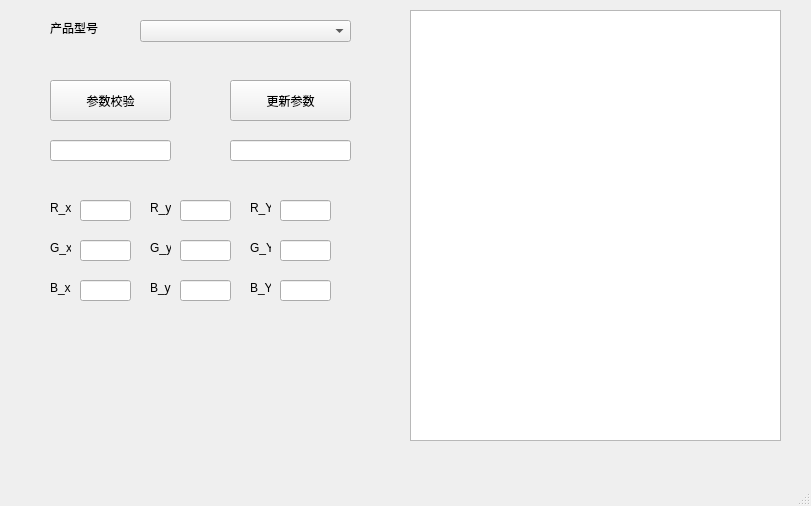
This is ParameterRead.ui in God-Flys/Parameter_Check as Qt 5 draws it before an edit. The edited form follows.
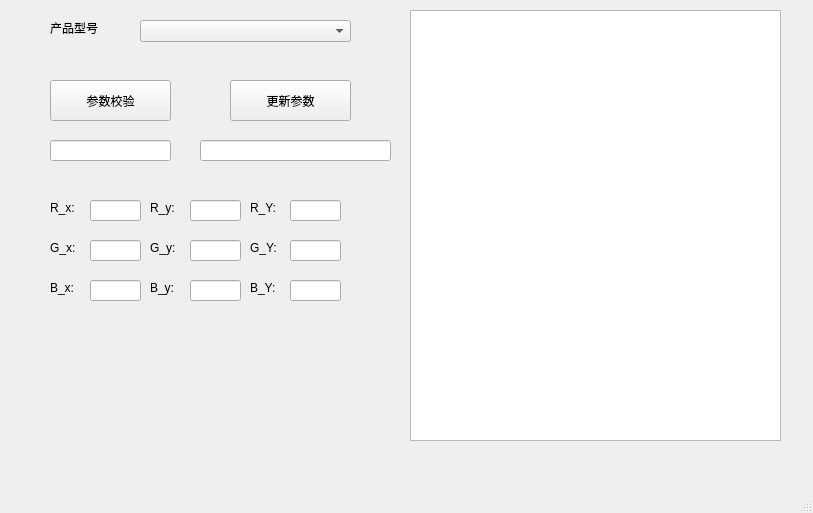
This is the edited form.

```diff
--- a/ParameterRead.ui
+++ b/ParameterRead.ui
@@ -6,8 +6,8 @@
    <rect>
     <x>0</x>
     <y>0</y>
-    <width>811</width>
-    <height>506</height>
+    <width>813</width>
+    <height>513</height>
    </rect>
   </property>
   <property name="windowTitle">
@@ -63,9 +63,9 @@
    <widget class="QLineEdit" name="lineEdit_2">
     <property name="geometry">
      <rect>
-      <x>230</x>
+      <x>200</x>
       <y>140</y>
-      <width>121</width>
+      <width>191</width>
       <height>21</height>
      </rect>
     </property>
@@ -75,7 +75,7 @@
      <rect>
       <x>50</x>
       <y>20</y>
-      <width>54</width>
+      <width>81</width>
       <height>16</height>
      </rect>
     </property>
@@ -98,7 +98,7 @@
      <rect>
       <x>50</x>
       <y>200</y>
-      <width>21</width>
+      <width>31</width>
       <height>16</height>
      </rect>
     </property>
@@ -109,7 +109,7 @@
    <widget class="QLineEdit" name="lineEdit_4">
     <property name="geometry">
      <rect>
-      <x>80</x>
+      <x>90</x>
       <y>200</y>
       <width>51</width>
       <height>21</height>
@@ -121,7 +121,7 @@
      <rect>
       <x>150</x>
       <y>200</y>
-      <width>21</width>
+      <width>31</width>
       <height>16</height>
      </rect>
     </property>
@@ -132,7 +132,7 @@
    <widget class="QLineEdit" name="lineEdit_5">
     <property name="geometry">
      <rect>
-      <x>180</x>
+      <x>190</x>
       <y>200</y>
       <width>51</width>
       <height>21</height>
@@ -144,7 +144,7 @@
      <rect>
       <x>250</x>
       <y>200</y>
-      <width>21</width>
+      <width>31</width>
       <height>16</height>
      </rect>
     </property>
@@ -155,7 +155,7 @@
    <widget class="QLineEdit" name="lineEdit_6">
     <property name="geometry">
      <rect>
-      <x>280</x>
+      <x>290</x>
       <y>200</y>
       <width>51</width>
       <height>21</height>
@@ -165,7 +165,7 @@
    <widget class="QLineEdit" name="lineEdit_7">
     <property name="geometry">
      <rect>
-      <x>280</x>
+      <x>290</x>
       <y>240</y>
       <width>51</width>
       <height>21</height>
@@ -177,7 +177,7 @@
      <rect>
       <x>150</x>
       <y>240</y>
-      <width>21</width>
+      <width>31</width>
       <height>16</height>
      </rect>
     </property>
@@ -188,7 +188,7 @@
    <widget class="QLineEdit" name="lineEdit_8">
     <property name="geometry">
      <rect>
-      <x>180</x>
+      <x>190</x>
       <y>240</y>
       <width>51</width>
       <height>21</height>
@@ -200,7 +200,7 @@
      <rect>
       <x>50</x>
       <y>240</y>
-      <width>21</width>
+      <width>31</width>
       <height>16</height>
      </rect>
     </property>
@@ -211,7 +211,7 @@
    <widget class="QLineEdit" name="lineEdit_9">
     <property name="geometry">
      <rect>
-      <x>80</x>
+      <x>90</x>
       <y>240</y>
       <width>51</width>
       <height>21</height>
@@ -223,7 +223,7 @@
      <rect>
       <x>250</x>
       <y>240</y>
-      <width>21</width>
+      <width>31</width>
       <height>16</height>
      </rect>
     </property>
@@ -234,7 +234,7 @@
    <widget class="QLineEdit" name="lineEdit_10">
     <property name="geometry">
      <rect>
-      <x>280</x>
+      <x>290</x>
       <y>280</y>
       <width>51</width>
       <height>21</height>
@@ -246,7 +246,7 @@
      <rect>
       <x>150</x>
       <y>280</y>
-      <width>21</width>
+      <width>31</width>
       <height>16</height>
      </rect>
     </property>
@@ -257,7 +257,7 @@
    <widget class="QLineEdit" name="lineEdit_11">
     <property name="geometry">
      <rect>
-      <x>180</x>
+      <x>190</x>
       <y>280</y>
       <width>51</width>
       <height>21</height>
@@ -269,7 +269,7 @@
      <rect>
       <x>50</x>
       <y>280</y>
-      <width>21</width>
+      <width>31</width>
       <height>16</height>
      </rect>
     </property>
@@ -280,7 +280,7 @@
    <widget class="QLineEdit" name="lineEdit_12">
     <property name="geometry">
      <rect>
-      <x>80</x>
+      <x>90</x>
       <y>280</y>
       <width>51</width>
       <height>21</height>
@@ -292,7 +292,7 @@
      <rect>
       <x>250</x>
       <y>280</y>
-      <width>21</width>
+      <width>31</width>
       <height>16</height>
      </rect>
     </property>
```
Left out of the diff: 4 changed lines with no effect on the pictures.
